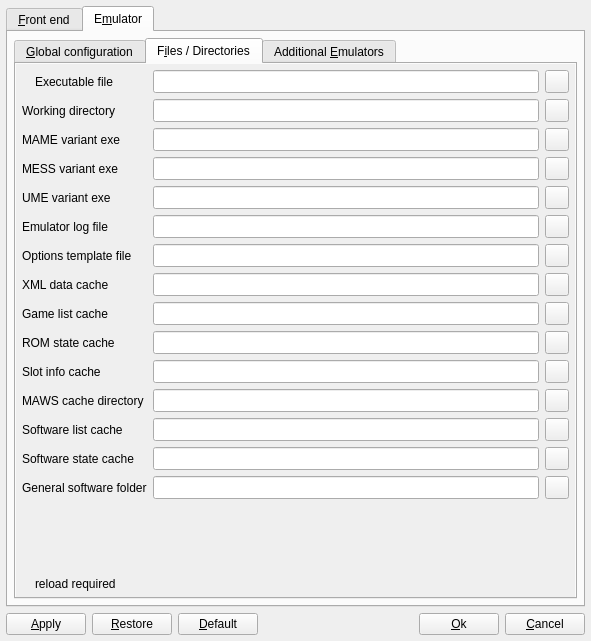
Above: options.ui from qmc2/qmc2-mame-fe before the change. Below: the same form after it.
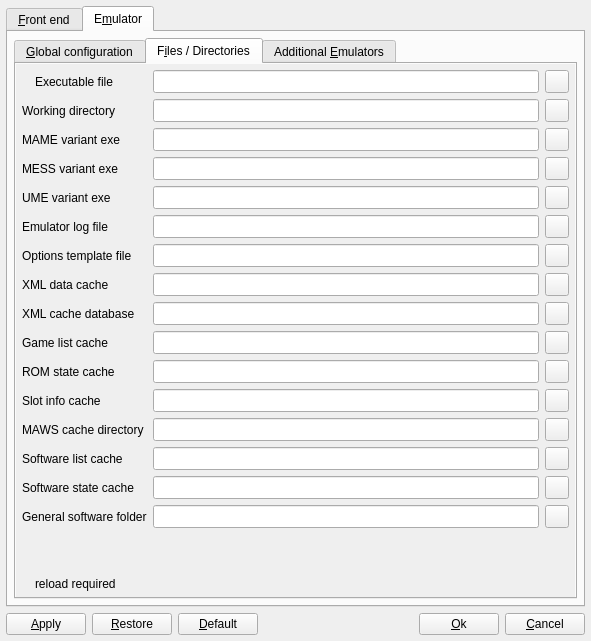
That is the form after the change. The open tabs and pages were chosen to show the change. Icons and pictures are not drawn.

Commit message: wip: revising the XML data cache to be stored in / read from an SQLite database in order to save memory and speed up loading (per game/machine XML data will be queried from the DB on demand instead of loaded at once)

```diff
--- a/options.ui
+++ b/options.ui
@@ -891,7 +891,7 @@
                <rect>
                 <x>0</x>
                 <y>0</y>
-                <width>349</width>
+                <width>545</width>
                 <height>731</height>
                </rect>
               </property>
@@ -4608,8 +4608,8 @@
                <rect>
                 <x>0</x>
                 <y>0</y>
-                <width>182</width>
-                <height>467</height>
+                <width>559</width>
+                <height>542</height>
                </rect>
               </property>
               <layout class="QGridLayout" name="gridLayout_23">
@@ -4786,14 +4786,14 @@
                    </property>
                   </widget>
                  </item>
-                 <item row="8" column="0">
+                 <item row="9" column="0">
                   <widget class="QLabel" name="labelGamelistCacheFile">
                    <property name="text">
                     <string>Game list cache</string>
                    </property>
                   </widget>
                  </item>
-                 <item row="8" column="1">
+                 <item row="9" column="1">
                   <widget class="QLineEdit" name="lineEditGamelistCacheFile">
                    <property name="sizePolicy">
                     <sizepolicy hsizetype="Expanding" vsizetype="Minimum">
@@ -4806,7 +4806,7 @@
                    </property>
                   </widget>
                  </item>
-                 <item row="8" column="2">
+                 <item row="9" column="2">
                   <widget class="QToolButton" name="toolButtonBrowseGamelistCacheFile">
                    <property name="sizePolicy">
                     <sizepolicy hsizetype="Fixed" vsizetype="Minimum">
@@ -4823,14 +4823,14 @@
                    </property>
                   </widget>
                  </item>
-                 <item row="9" column="0">
+                 <item row="10" column="0">
                   <widget class="QLabel" name="labelROMStateCacheFile">
                    <property name="text">
                     <string>ROM state cache</string>
                    </property>
                   </widget>
                  </item>
-                 <item row="9" column="1">
+                 <item row="10" column="1">
                   <widget class="QLineEdit" name="lineEditROMStateCacheFile">
                    <property name="sizePolicy">
                     <sizepolicy hsizetype="Expanding" vsizetype="Minimum">
@@ -4843,7 +4843,7 @@
                    </property>
                   </widget>
                  </item>
-                 <item row="15" column="0" colspan="3">
+                 <item row="16" column="0" colspan="3">
                   <spacer name="spacer11">
                    <property name="orientation">
                     <enum>Qt::Vertical</enum>
@@ -4856,7 +4856,7 @@
                    </property>
                   </spacer>
                  </item>
-                 <item row="9" column="2">
+                 <item row="10" column="2">
                   <widget class="QToolButton" name="toolButtonBrowseROMStateCacheFile">
                    <property name="sizePolicy">
                     <sizepolicy hsizetype="Fixed" vsizetype="Minimum">
@@ -4873,7 +4873,7 @@
                    </property>
                   </widget>
                  </item>
-                 <item row="16" column="0" colspan="3">
+                 <item row="17" column="0" colspan="3">
                   <layout class="QHBoxLayout" name="layout17">
                    <item>
                     <widget class="QLabel" name="labelLegend4Pic">
@@ -4909,14 +4909,14 @@
                    </item>
                   </layout>
                  </item>
-                 <item row="11" column="0">
+                 <item row="12" column="0">
                   <widget class="QLabel" name="labelMAWSCacheDirectory">
                    <property name="text">
                     <string>MAWS cache directory</string>
                    </property>
                   </widget>
                  </item>
-                 <item row="11" column="1">
+                 <item row="12" column="1">
                   <widget class="QLineEdit" name="lineEditMAWSCacheDirectory">
                    <property name="sizePolicy">
                     <sizepolicy hsizetype="Expanding" vsizetype="Minimum">
@@ -4929,7 +4929,7 @@
                    </property>
                   </widget>
                  </item>
-                 <item row="11" column="2">
+                 <item row="12" column="2">
                   <widget class="QToolButton" name="toolButtonBrowseMAWSCacheDirectory">
                    <property name="sizePolicy">
                     <sizepolicy hsizetype="Fixed" vsizetype="Minimum">
@@ -4949,14 +4949,14 @@
                    </property>
                   </widget>
                  </item>
-                 <item row="12" column="0">
+                 <item row="13" column="0">
                   <widget class="QLabel" name="labelSoftwareListCache">
                    <property name="text">
                     <string>Software list cache</string>
                    </property>
                   </widget>
                  </item>
-                 <item row="12" column="1">
+                 <item row="13" column="1">
                   <widget class="QLineEdit" name="lineEditSoftwareListCache">
                    <property name="sizePolicy">
                     <sizepolicy hsizetype="Expanding" vsizetype="Minimum">
@@ -4969,7 +4969,7 @@
                    </property>
                   </widget>
                  </item>
-                 <item row="12" column="2">
+                 <item row="13" column="2">
                   <widget class="QToolButton" name="toolButtonBrowseSoftwareListCache">
                    <property name="sizePolicy">
                     <sizepolicy hsizetype="Fixed" vsizetype="Minimum">
@@ -4986,14 +4986,14 @@
                    </property>
                   </widget>
                  </item>
-                 <item row="14" column="0">
+                 <item row="15" column="0">
                   <widget class="QLabel" name="labelGeneralSoftwareFolder">
                    <property name="text">
                     <string>General software folder</string>
                    </property>
                   </widget>
                  </item>
-                 <item row="14" column="1">
+                 <item row="15" column="1">
                   <widget class="QLineEdit" name="lineEditGeneralSoftwareFolder">
                    <property name="sizePolicy">
                     <sizepolicy hsizetype="Expanding" vsizetype="Minimum">
@@ -5006,7 +5006,7 @@
                    </property>
                   </widget>
                  </item>
-                 <item row="14" column="2">
+                 <item row="15" column="2">
                   <widget class="QToolButton" name="toolButtonBrowseGeneralSoftwareFolder">
                    <property name="sizePolicy">
                     <sizepolicy hsizetype="Fixed" vsizetype="Minimum">
@@ -5171,14 +5171,14 @@
                    </property>
                   </widget>
                  </item>
-                 <item row="10" column="0">
+                 <item row="11" column="0">
                   <widget class="QLabel" name="labelSlotInfoCacheFile">
                    <property name="text">
                     <string>Slot info cache</string>
                    </property>
                   </widget>
                  </item>
-                 <item row="10" column="1">
+                 <item row="11" column="1">
                   <widget class="QLineEdit" name="lineEditSlotInfoCacheFile">
                    <property name="sizePolicy">
                     <sizepolicy hsizetype="Expanding" vsizetype="Minimum">
@@ -5191,7 +5191,7 @@
                    </property>
                   </widget>
                  </item>
-                 <item row="10" column="2">
+                 <item row="11" column="2">
                   <widget class="QToolButton" name="toolButtonBrowseSlotInfoCacheFile">
                    <property name="sizePolicy">
                     <sizepolicy hsizetype="Fixed" vsizetype="Minimum">
@@ -5208,14 +5208,14 @@
                    </property>
                   </widget>
                  </item>
-                 <item row="13" column="0">
+                 <item row="14" column="0">
                   <widget class="QLabel" name="labelSoftwareStateCache">
                    <property name="text">
                     <string>Software state cache</string>
                    </property>
                   </widget>
                  </item>
-                 <item row="13" column="1">
+                 <item row="14" column="1">
                   <widget class="QLineEdit" name="lineEditSoftwareStateCache">
                    <property name="sizePolicy">
                     <sizepolicy hsizetype="Expanding" vsizetype="Minimum">
@@ -5228,7 +5228,7 @@
                    </property>
                   </widget>
                  </item>
-                 <item row="13" column="2">
+                 <item row="14" column="2">
                   <widget class="QToolButton" name="toolButtonBrowseSoftwareStateCache">
                    <property name="sizePolicy">
                     <sizepolicy hsizetype="Fixed" vsizetype="Minimum">
@@ -5245,6 +5245,43 @@
                    </property>
                   </widget>
                  </item>
+                 <item row="8" column="0">
+                  <widget class="QLabel" name="labelXmlCacheDatabase">
+                   <property name="text">
+                    <string>XML cache database</string>
+                   </property>
+                  </widget>
+                 </item>
+                 <item row="8" column="1">
+                  <widget class="QLineEdit" name="lineEditXmlCacheDatabase">
+                   <property name="sizePolicy">
+                    <sizepolicy hsizetype="Expanding" vsizetype="Minimum">
+                     <horstretch>0</horstretch>
+                     <verstretch>0</verstretch>
+                    </sizepolicy>
+                   </property>
+                   <property name="toolTip">
+                    <string>Database file for caching the output from -listxml (write)</string>
+                   </property>
+                  </widget>
+                 </item>
+                 <item row="8" column="2">
+                  <widget class="QToolButton" name="toolButtonBrowseXmlCacheDatabase">
+                   <property name="sizePolicy">
+                    <sizepolicy hsizetype="Fixed" vsizetype="Minimum">
+                     <horstretch>0</horstretch>
+                     <verstretch>0</verstretch>
+                    </sizepolicy>
+                   </property>
+                   <property name="toolTip">
+                    <string>Browse XML cache database file</string>
+                   </property>
+                   <property name="icon">
+                    <iconset resource="qmc2.qrc">
+                     <normaloff>:/data/img/fileopen.png</normaloff>:/data/img/fileopen.png</iconset>
+                   </property>
+                  </widget>
+                 </item>
                 </layout>
                </item>
               </layout>
```
Left out of the diff: 2 changed lines with no effect on the pictures. The commit also changes 20 other files.
